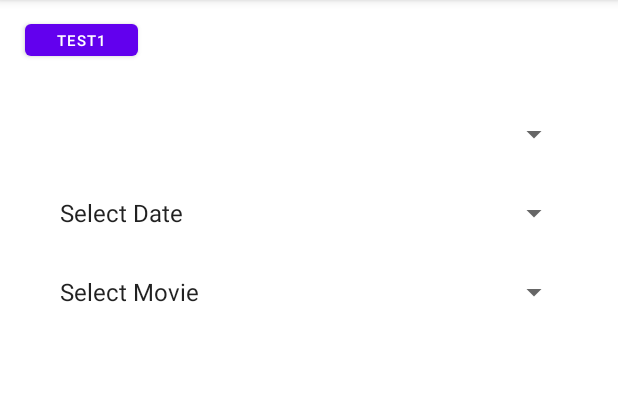
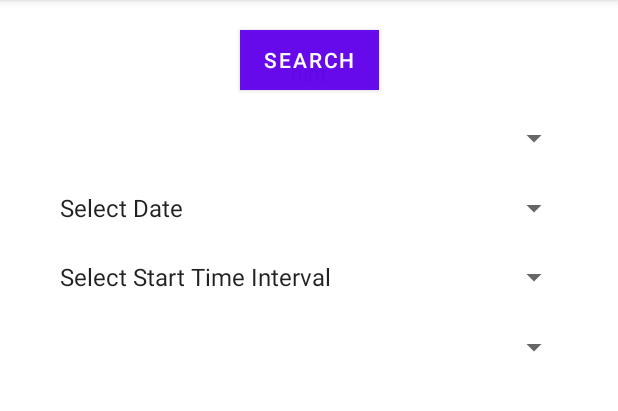
Before and after one commit to saugkim/Olio2021s_LUT, an Android app: the screen it shows after launch (MainActivity), on a phone screen of 412 x 824 dp, the part 84-495 px from its top. Run offline under Robolectric (Android 15) with nearby library versions, the phone set to English and light mode, and no system bars.

Commit message:
week9 implementation of 9.4

```diff
--- a/Week9/app/src/main/java/org/lut/week9/MainActivity.java
+++ b/Week9/app/src/main/java/org/lut/week9/MainActivity.java
@@ -30,18 +30,27 @@ public class MainActivity extends AppCompatActivity implements AdapterView.OnIte
     Button button1;
     TextView textView;
 
-    Spinner spinner, spinner2, spinner3;
-    String[] theaters;
+    Spinner spinner, spinner2, spinner3, spinner3child;
+    String[] theaters, startAfter, startBefore;
 
+    ArrayList<String> theaterList;
+    ArrayList<String> dateList;
     ArrayList<String> movieList;
-    ArrayList<String> dateList;
-    ArrayList<String> theaterList;
+
+    ArrayAdapter<String> adapter4;
+
+   // ArrayList<String> startAfterTimeList;
+   // ArrayList<String> startBeforeTimeList;
 
     ArrayList<String> listTodaySelectedArea;
 
     String selectedTheater = "";
-    String selectedDate= "";
+    String selectedDate = "";
+    int selectedTimeA = 0;
+    int selectedTimeB = 0;
     String selectedMovie= "";
+    Boolean isDateTimeSelected = false;
+    Boolean isAreaSelected = false;
 
     @Override
     protected void onCreate(Bundle savedInstanceState) {
@@ -56,10 +65,12 @@ public class MainActivity extends AppCompatActivity implements AdapterView.OnIte
         dateList = new ArrayList<>();
         listTodaySelectedArea = new ArrayList<>();
 
-        getMovieList();
-        //getDateList();
-        //getTheaterList();
+        // getMovieList();
+        // getDateList();
+        // getTheaterList();
         theaters = getResources().getStringArray(R.array.theater_array);
+        startAfter = Arrays.copyOfRange(getResources().getStringArray(R.array.time_array), 0,13);
+        //startBefore = Arrays.copyOfRange(getResources().getStringArray(R.array.time_array), 1,12);
 
         xmlHandling = new XmlHandling();
         theaterList = xmlHandling.readTheatersFromXML();
@@ -72,6 +83,7 @@ public class MainActivity extends AppCompatActivity implements AdapterView.OnIte
         spinner = findViewById(R.id.spinner);
         spinner2 = findViewById(R.id.spinner2);
         spinner3 = findViewById(R.id.spinner3);
+        spinner3child = findViewById(R.id.spinner3child);
 
         spinner.setOnItemSelectedListener(this);
         ArrayAdapter<String> adapter = new ArrayAdapter<>(MainActivity.this, android.R.layout.simple_spinner_item, theaterList);
@@ -84,26 +96,43 @@ public class MainActivity extends AppCompatActivity implements AdapterView.OnIte
         spinner2.setAdapter(adapter2);
 
         spinner3.setOnItemSelectedListener(this);
-        ArrayAdapter<String> adapter3 = new ArrayAdapter<>(MainActivity.this, android.R.layout.simple_spinner_item, movieList);
+        ArrayAdapter<String> adapter3 = new ArrayAdapter<>(MainActivity.this, android.R.layout.simple_spinner_item, startAfter);
         adapter.setDropDownViewResource(android.R.layout.simple_spinner_dropdown_item);
         spinner3.setAdapter(adapter3);
 
+        spinner3child.setOnItemSelectedListener(this);
+        spinner3child.setPrompt("Select Time to start before");
+        //ArrayAdapter<String> adapter4 = new ArrayAdapter<>(MainActivity.this, android.R.layout.simple_spinner_item, startBefore);
+        //adapter.setDropDownViewResource(android.R.layout.simple_spinner_dropdown_item);
+        //spinner3child.setAdapter(adapter4);
+
         button1.setOnClickListener(view -> {
-            Fragment1 frag = new Fragment1();
-            FragmentManager manager = getSupportFragmentManager();
-            FragmentTransaction transaction = manager.beginTransaction();
-            transaction.replace(R.id.container, frag);
-            transaction.commit();
+            //Fragment1 frag = new Fragment1();
+            //FragmentManager manager = getSupportFragmentManager();
+            //FragmentTransaction transaction = manager.beginTransaction();
+            //transaction.replace(R.id.container, frag);
+            //transaction.commit();
+            getSupportFragmentManager().beginTransaction().replace(R.id.container,
+                    Fragment1.newInstance(listTodaySelectedArea)).commit();
         });
     }
 
     public void getQueryResult(String location) {
         listTodaySelectedArea.clear();
         String url = xmlHandling.getXmlUrlString(location);
+        listTodaySelectedArea.addAll(xmlHandling.getMoviesInSelectedAreaToday(url));
+    }
 
-        for (int i=0; i<xmlHandling.getMoviesInSelectedAreaToday(url).size(); i++) {
-            listTodaySelectedArea.add(xmlHandling.getMoviesInSelectedAreaToday(url).get(i));
-        }
+    public void getQueryResult(String location, String dateInString) {
+        listTodaySelectedArea.clear();
+        String url = xmlHandling.getXmlUrlString(location, dateInString);
+        listTodaySelectedArea.addAll(xmlHandling.getMoviesInSelectedAreaToday(url));
+    }
+
+    public void getQueryResult(String location, String dateInString, int timeStartAfter, int timeStartBefore) {
+        listTodaySelectedArea.clear();
+        String url = xmlHandling.getXmlUrlString(location, dateInString);
+        listTodaySelectedArea.addAll(xmlHandling.getMoviesInSelectedAreaToday(url, timeStartAfter, timeStartBefore));
     }
 
     public String getSuperTemp() {
@@ -136,6 +165,7 @@ public class MainActivity extends AppCompatActivity implements AdapterView.OnIte
         theaterList.addAll(Arrays.asList(theaters));
     }
 
+
     public void getMovieList() {
         movieList = new ArrayList<>();
         movieList.add("Select Movie");
@@ -162,24 +192,43 @@ public class MainActivity extends AppCompatActivity implements AdapterView.OnIte
 
         switch(adapterView.getId()){
             case R.id.spinner:
+                if (pos != 0) {
+                    isAreaSelected = true;
+                }
                 selectedTheater = adapterView.getSelectedItem().toString();
                 break;
             case R.id.spinner2:
                 selectedDate = adapterView.getSelectedItem().toString();
                 break;
             case R.id.spinner3:
-                selectedMovie = adapterView.getSelectedItem().toString();
+                if (pos != 0) {
+                    isDateTimeSelected = true;
+                    selectedTimeA = Integer.parseInt(adapterView.getSelectedItem().toString().substring(0,2));
+                    String[] tmp = getResources().getStringArray(R.array.time_array);
+                    startBefore = Arrays.copyOfRange(tmp, pos + 1, tmp.length);
+                    adapter4 = new ArrayAdapter<String>(MainActivity.this, android.R.layout.simple_list_item_1, startBefore);
+                    adapter4.setDropDownViewResource(android.R.layout.simple_spinner_dropdown_item);
+                    spinner3child.setAdapter(adapter4);
+                    spinner3child.setSelection(startBefore.length-1);
+                    textView.setText("Select Time to start before");
+                }
+                break;
+            case R.id.spinner3child:
+                selectedTimeB = Integer.parseInt(adapterView.getSelectedItem().toString().substring(0,2));
                 break;
             default:
                 break;
         }
+       // getQueryResult(selectedTheater, selectedDate);
 
-        if (pos != 0) {
-            getQueryResult(selectedTheater);
-            getSupportFragmentManager().beginTransaction().replace(R.id.container,
-                    Fragment1.newInstance(listTodaySelectedArea)).commit();
+        if (isAreaSelected && !isDateTimeSelected) {
+            getQueryResult(selectedTheater, selectedDate);
+            //getQueryResult(selectedTheater);
+            //getSupportFragmentManager().beginTransaction().replace(R.id.container,
+            //        Fragment1.newInstance(listTodaySelectedArea)).commit();
+        } else if (isAreaSelected) {
+            getQueryResult(selectedTheater, selectedDate, selectedTimeA, selectedTimeB);
         }
-        textView.setText(selectedTheater) ;
     }
 
     public String getSuperTemp2() {
--- a/Week9/app/src/main/java/org/lut/week9/TheaterController.java
+++ b/Week9/app/src/main/java/org/lut/week9/TheaterController.java
@@ -5,6 +5,7 @@ import java.util.ArrayList;
 public class TheaterController {
 
     ArrayList<Theater> theaters;
+    public static int DEFAULT_AREA_CODE = 1029;
 
     public TheaterController() {
         theaters = new ArrayList<>();
@@ -27,7 +28,7 @@ public class TheaterController {
         if (searchTheater(location) != null)
             return searchTheater(location).getId();
 
-        return -1;
+        return DEFAULT_AREA_CODE;
     }
 
     public ArrayList<Theater> getTheaters() {
--- a/Week9/app/src/main/res/layout/activity_main.xml
+++ b/Week9/app/src/main/res/layout/activity_main.xml
@@ -10,7 +10,9 @@
         android:id="@+id/textView"
         android:layout_width="wrap_content"
         android:layout_height="wrap_content"
-        android:text="Hello World!"
+        android:layout_marginStart="0dp"
+        android:layout_marginTop="16dp"
+        android:text="hint"
         app:layout_constraintBottom_toTopOf="@+id/spinner"
         app:layout_constraintEnd_toEndOf="parent"
         app:layout_constraintLeft_toLeftOf="parent"
@@ -20,16 +22,17 @@
 
     <Button
         android:id="@+id/button1"
-        android:layout_width="75dp"
-        android:layout_height="33dp"
-        android:text="TEST1"
-        android:textSize="10sp"
+        android:layout_width="wrap_content"
+        android:layout_height="40dp"
+        android:layout_marginTop="16dp"
+        android:layout_marginBottom="16dp"
+        android:background="#F2A66868"
+        android:text="SEARCH"
+        android:textSize="14sp"
         app:layout_constraintBottom_toTopOf="@+id/spinner"
         app:layout_constraintEnd_toEndOf="parent"
-        app:layout_constraintHorizontal_bias="0.049"
         app:layout_constraintStart_toStartOf="parent"
-        app:layout_constraintTop_toTopOf="parent"
-        app:layout_constraintVertical_bias="0.235" />
+        app:layout_constraintTop_toTopOf="parent" />
 
     <Spinner
         android:id="@+id/spinner"
@@ -50,7 +53,6 @@
         android:layout_marginEnd="32dp"
         app:layout_constraintBottom_toTopOf="@+id/spinner3"
         app:layout_constraintEnd_toEndOf="parent"
-        app:layout_constraintHorizontal_bias="0.0"
         app:layout_constraintStart_toStartOf="parent"
         app:layout_constraintTop_toBottomOf="@+id/spinner" />
 
@@ -60,24 +62,31 @@
         android:layout_height="wrap_content"
         android:layout_marginStart="32dp"
         android:layout_marginEnd="32dp"
-        android:layout_marginBottom="3dp"
+        app:layout_constraintBottom_toTopOf="@+id/spinner3child"
+        app:layout_constraintEnd_toEndOf="parent"
+        app:layout_constraintStart_toStartOf="parent"
+        app:layout_constraintTop_toBottomOf="@+id/spinner2" />
+
+    <Spinner
+        android:id="@+id/spinner3child"
+        android:layout_width="match_parent"
+        android:layout_height="wrap_content"
+        android:layout_marginStart="32dp"
+        android:layout_marginEnd="32dp"
         app:layout_constraintBottom_toTopOf="@+id/container"
         app:layout_constraintEnd_toEndOf="parent"
-        app:layout_constraintHorizontal_bias="0.0"
         app:layout_constraintStart_toStartOf="parent"
-        app:layout_constraintTop_toBottomOf="@+id/spinner2"
-        app:layout_constraintVertical_bias="0.84" />
+        app:layout_constraintTop_toBottomOf="@+id/spinner3" />
 
 
     <FrameLayout
         android:id="@+id/container"
         android:layout_width="0dp"
-        android:layout_height="500dp"
+        android:layout_height="480dp"
         app:layout_constraintBottom_toBottomOf="parent"
         app:layout_constraintEnd_toEndOf="parent"
-        app:layout_constraintHorizontal_bias="1.0"
         app:layout_constraintStart_toStartOf="parent"
-        app:layout_constraintTop_toBottomOf="@+id/spinner3">
+        app:layout_constraintTop_toBottomOf="@+id/spinner3child">
 
     </FrameLayout>
 
--- a/Week9/app/src/main/res/values/strings.xml
+++ b/Week9/app/src/main/res/values/strings.xml
@@ -4,6 +4,23 @@
     <string name="scheduleDates">https://www.finnkino.fi/xml/ScheduleDates</string>
     <string name="temp">https://www.finnkino.fi/xml/Schedule/?area=1014&amp;dt=17.06.2021</string>
     <string name="theatreAreas">https://www.finnkino.fi/xml/TheatreAreas/</string>
+
+    <string-array name="time_array">
+        <item>Select Start Time Interval</item>
+        <item>10:00</item>
+        <item>11:00</item>
+        <item>12:00</item>
+        <item>13:00</item>
+        <item>14:00</item>
+        <item>15:00</item>
+        <item>16:00</item>
+        <item>17:00</item>
+        <item>18:00</item>
+        <item>19:00</item>
+        <item>20:00</item>
+        <item>21:00</item>
+        <item>22:00</item>
+    </string-array>
 
     <string-array name="theater_array">
         <item>Select Theater</item>
```
Also changed, not shown: Week9/app/src/main/java/org/lut/week9/XmlHandling.java (+67 -1 lines), Week9/app/src/main/res/menu/manu_toolbar.xml (added, +7 -0 lines).
